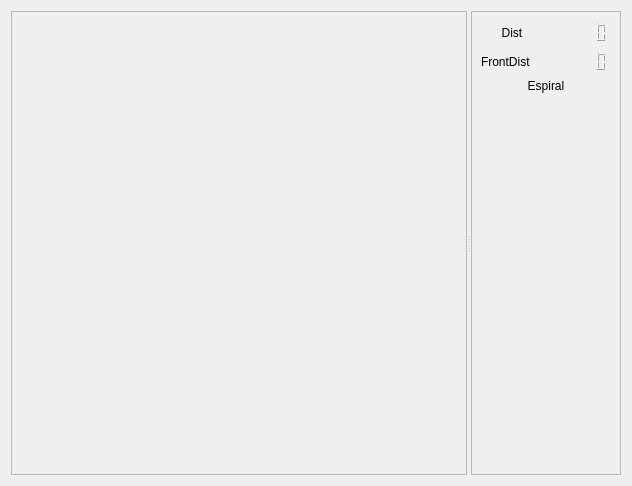
Above: Activity2/src/mainUI.ui from XemnasDestroyer/robotica before the change. Below: the same form after it.
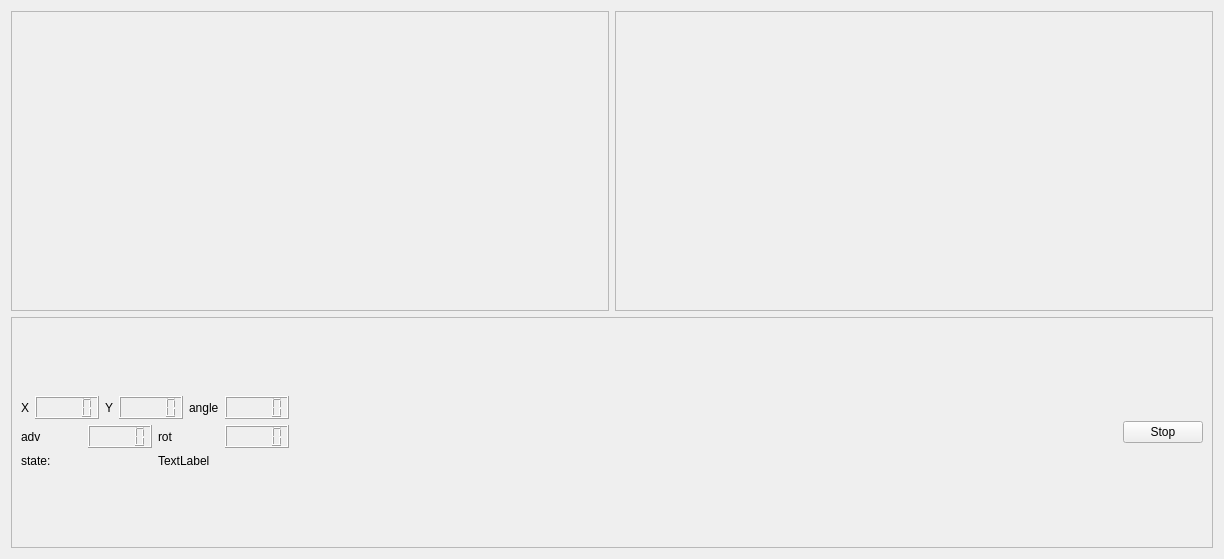
That is the form after the change.

```diff
--- a/Activity2/src/mainUI.ui
+++ b/Activity2/src/mainUI.ui
@@ -6,19 +6,19 @@
    <rect>
     <x>0</x>
     <y>0</y>
-    <width>632</width>
-    <height>486</height>
+    <width>1224</width>
+    <height>559</height>
    </rect>
   </property>
   <property name="windowTitle">
    <string>chocachoca</string>
   </property>
-  <layout class="QHBoxLayout" name="horizontalLayout_4">
+  <layout class="QVBoxLayout" name="verticalLayout_6">
    <item>
-    <widget class="QSplitter" name="splitter">
-     <property name="orientation">
-      <enum>Qt::Horizontal</enum>
-     </property>
+    <layout class="QVBoxLayout" name="verticalLayout_5">
+     <item>
+      <layout class="QHBoxLayout" name="horizontalLayout_17">
+       <item>
      <widget class="QFrame" name="frame">
       <property name="sizePolicy">
        <sizepolicy hsizetype="Expanding" vsizetype="Preferred">
@@ -28,8 +28,8 @@
       </property>
       <property name="minimumSize">
        <size>
-        <width>400</width>
-        <height>0</height>
+           <width>500</width>
+           <height>300</height>
        </size>
       </property>
       <property name="frameShape">
@@ -39,9 +39,35 @@
        <enum>QFrame::Raised</enum>
       </property>
      </widget>
+       </item>
+       <item>
+        <widget class="QFrame" name="frame_room">
+         <property name="sizePolicy">
+          <sizepolicy hsizetype="Expanding" vsizetype="Preferred">
+           <horstretch>0</horstretch>
+           <verstretch>0</verstretch>
+          </sizepolicy>
+         </property>
+         <property name="minimumSize">
+          <size>
+           <width>500</width>
+           <height>300</height>
+          </size>
+         </property>
+         <property name="frameShape">
+          <enum>QFrame::StyledPanel</enum>
+         </property>
+         <property name="frameShadow">
+          <enum>QFrame::Raised</enum>
+         </property>
+        </widget>
+       </item>
+      </layout>
+     </item>
+     <item>
      <widget class="QFrame" name="frame_2">
       <property name="sizePolicy">
-       <sizepolicy hsizetype="MinimumExpanding" vsizetype="Preferred">
+        <sizepolicy hsizetype="Minimum" vsizetype="Preferred">
         <horstretch>0</horstretch>
         <verstretch>0</verstretch>
        </sizepolicy>
@@ -54,140 +80,154 @@
       </property>
       <layout class="QVBoxLayout" name="verticalLayout_2">
        <item>
+         <layout class="QHBoxLayout" name="horizontalLayout_18">
+          <item>
         <layout class="QVBoxLayout" name="verticalLayout">
          <item>
-          <layout class="QHBoxLayout" name="horizontalLayout">
-           <item>
-            <widget class="QLabel" name="label_2">
-             <property name="layoutDirection">
-              <enum>Qt::LeftToRight</enum>
-             </property>
-             <property name="text">
-              <string>Dist</string>
-             </property>
-             <property name="alignment">
-              <set>Qt::AlignCenter</set>
-             </property>
-            </widget>
-           </item>
-           <item>
-            <widget class="QLCDNumber" name="minDistNum">
-             <property name="sizePolicy">
-              <sizepolicy hsizetype="Minimum" vsizetype="Preferred">
-               <horstretch>0</horstretch>
-               <verstretch>0</verstretch>
-              </sizepolicy>
-             </property>
-             <property name="minimumSize">
-              <size>
-               <width>0</width>
-               <height>0</height>
-              </size>
-             </property>
-             <property name="font">
-              <font>
-               <family>Ubuntu</family>
-               <pointsize>11</pointsize>
-               <italic>false</italic>
-               <bold>false</bold>
-              </font>
-             </property>
-             <property name="styleSheet">
-              <string notr="true">font: 75 11pt &quot;Ubuntu&quot;;</string>
-             </property>
-             <property name="frameShadow">
-              <enum>QFrame::Raised</enum>
-             </property>
-             <property name="lineWidth">
-              <number>0</number>
-             </property>
-             <property name="smallDecimalPoint">
-              <bool>true</bool>
-             </property>
-             <property name="segmentStyle">
-              <enum>QLCDNumber::Filled</enum>
-             </property>
-            </widget>
-           </item>
-          </layout>
-         </item>
+             <layout class="QHBoxLayout" name="horizontalLayout_7">
          <item>
           <layout class="QHBoxLayout" name="horizontalLayout_2">
            <item>
             <widget class="QLabel" name="label">
              <property name="text">
-              <string>FrontDist</string>
-             </property>
-             <property name="alignment">
-              <set>Qt::AlignLeading|Qt::AlignLeft|Qt::AlignVCenter</set>
+                   <string>X</string>
+                  </property>
+                 </widget>
+                </item>
+                <item>
+                 <widget class="QLCDNumber" name="lcdNumber_mindist">
+                  <property name="font">
+                   <font>
+                    <bold>true</bold>
+                   </font>
              </property>
             </widget>
            </item>
+               </layout>
+              </item>
            <item>
-            <widget class="QLCDNumber" name="minFrontDistNum">
-             <property name="sizePolicy">
-              <sizepolicy hsizetype="Minimum" vsizetype="Maximum">
-               <horstretch>0</horstretch>
-               <verstretch>0</verstretch>
-              </sizepolicy>
-             </property>
-             <property name="minimumSize">
-              <size>
-               <width>0</width>
-               <height>0</height>
-              </size>
-             </property>
+               <layout class="QHBoxLayout" name="horizontalLayout_3">
+                <item>
+                 <widget class="QLabel" name="label_2">
+                  <property name="text">
+                   <string>Y</string>
+                  </property>
+                 </widget>
+                </item>
+                <item>
+                 <widget class="QLCDNumber" name="lcdNumber_minangle">
              <property name="font">
               <font>
-               <family>Ubuntu Condensed</family>
-               <pointsize>12</pointsize>
                <bold>true</bold>
               </font>
              </property>
-             <property name="frameShape">
-              <enum>QFrame::Box</enum>
-             </property>
-             <property name="frameShadow">
-              <enum>QFrame::Raised</enum>
-             </property>
-             <property name="lineWidth">
-              <number>0</number>
-             </property>
-             <property name="smallDecimalPoint">
-              <bool>true</bool>
+                 </widget>
+                </item>
+               </layout>
+              </item>
+              <item>
+               <layout class="QHBoxLayout" name="horizontalLayout_6">
+                <item>
+                 <widget class="QLabel" name="label_3">
+                  <property name="text">
+                   <string>angle</string>
+                  </property>
+                 </widget>
+                </item>
+                <item>
+                 <widget class="QLCDNumber" name="lcdNumber_minangle_2">
+                  <property name="font">
+                   <font>
+                    <bold>true</bold>
+                   </font>
+                  </property>
+                 </widget>
+                </item>
+               </layout>
+              </item>
+             </layout>
+            </item>
+            <item>
+             <layout class="QHBoxLayout" name="horizontalLayout_8">
+              <item>
+               <layout class="QHBoxLayout" name="horizontalLayout_4">
+                <item>
+                 <widget class="QLabel" name="label_4">
+                  <property name="text">
+                   <string>adv</string>
+                  </property>
+                 </widget>
+                </item>
+                <item>
+                 <widget class="QLCDNumber" name="lcdNumber_adv"/>
+                </item>
+               </layout>
+              </item>
+              <item>
+               <layout class="QHBoxLayout" name="horizontalLayout_5">
+                <item>
+                 <widget class="QLabel" name="label_5">
+                  <property name="text">
+                   <string>rot</string>
              </property>
             </widget>
            </item>
-          </layout>
-         </item>
+                <item>
+                 <widget class="QLCDNumber" name="lcdNumber_rot"/>
+                </item>
+               </layout>
+              </item>
+             </layout>
+            </item>
          <item>
-          <widget class="QLabel" name="actualAction">
+             <layout class="QHBoxLayout" name="horizontalLayout">
+              <item>
+               <widget class="QLabel" name="label_state_name">
            <property name="text">
-            <string>Espiral</string>
-           </property>
-           <property name="alignment">
-            <set>Qt::AlignCenter</set>
+                 <string>state:</string>
+                </property>
+               </widget>
+              </item>
+              <item>
+               <widget class="QLabel" name="label_state">
+                <property name="text">
+                 <string>TextLabel</string>
            </property>
           </widget>
          </item>
+             </layout>
+            </item>
+           </layout>
+          </item>
          <item>
-          <spacer name="verticalSpacer">
+           <spacer name="horizontalSpacer">
            <property name="orientation">
-            <enum>Qt::Vertical</enum>
+             <enum>Qt::Horizontal</enum>
            </property>
            <property name="sizeHint" stdset="0">
             <size>
-             <width>20</width>
-             <height>40</height>
+              <width>40</width>
+              <height>20</height>
             </size>
            </property>
           </spacer>
          </item>
+          <item>
+           <widget class="QPushButton" name="pushButton_stop">
+            <property name="text">
+             <string>Stop</string>
+            </property>
+            <property name="checkable">
+             <bool>true</bool>
+            </property>
+           </widget>
+          </item>
         </layout>
        </item>
       </layout>
      </widget>
-    </widget>
+     </item>
+    </layout>
    </item>
   </layout>
  </widget>
```
Left out of the diff: 2 changed lines with no effect on the pictures. Lines whose indentation alone changed are shown as unchanged.
